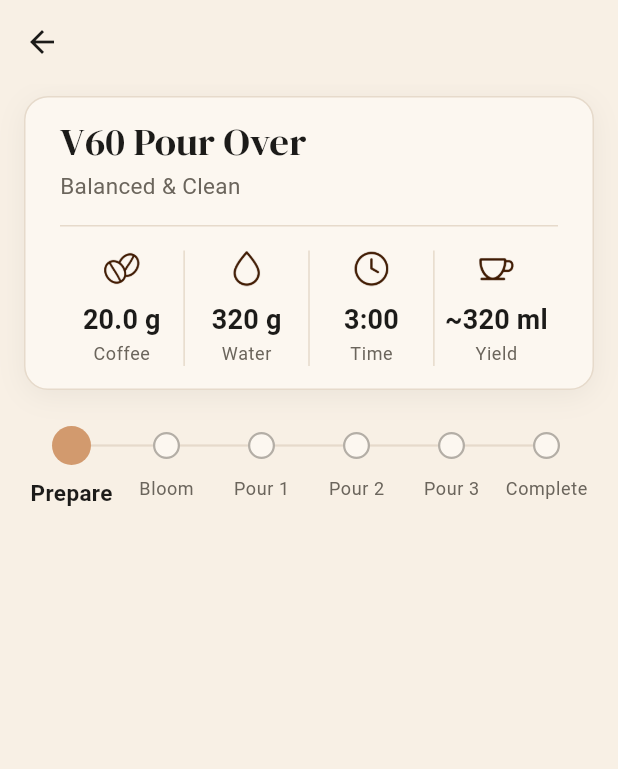
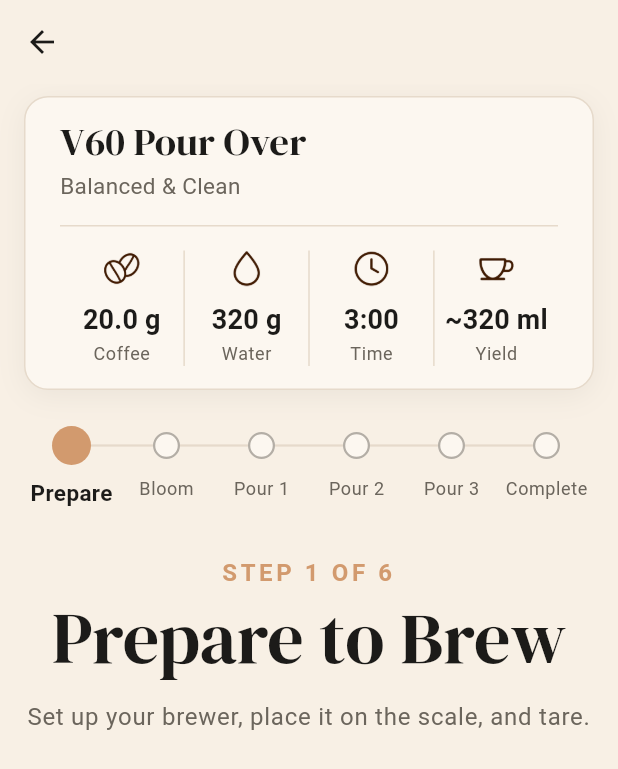
Before and after one commit to Toglefritz/cupward, a Flutter app: the screen it shows after launch, after a tap on "Start a Brew", on a phone screen of 412 x 824 dp. Shown: the top 769 px of the screen. Run offline on Flutter 3.47's test engine with Material 3 defaults, Android fonts, the phone set to English and light mode, and no system bars; our stand-ins replace firebase_core, material_ui, plugin_platform_interface; missing offline and left inert: dart:js_interop, firebase_app_check, firebase_core_web, flutter_splendid_ble; accounts and stored records are empty; generated files the repository leaves out were written again.

Commit message:
Added brew step titles and descriptions

```diff
--- a/cupward_app/lib/l10n/app_en.arb
+++ b/cupward_app/lib/l10n/app_en.arb
@@ -82,5 +82,57 @@
         "description": "The name of the current phase"
       }
     }
+  },
+  "brewStepCount": "STEP {current} OF {total}",
+  "@brewStepCount": {
+    "description": "Small, spaced capital label above the current step's title on the brewing screen, such as \"STEP 1 OF 6\". Written in capitals here because the design shows it that way.",
+    "placeholders": {
+      "current": {
+        "type": "int",
+        "description": "The position of the current step, starting at 1"
+      },
+      "total": {
+        "type": "int",
+        "description": "The number of steps in the brew"
+      }
+    }
+  },
+  "brewStepTitlePrepare": "Prepare to Brew",
+  "@brewStepTitlePrepare": {
+    "description": "Large title of the setup step of a brew"
+  },
+  "brewStepTitleBloom": "Bloom",
+  "@brewStepTitleBloom": {
+    "description": "Large title of the bloom step, the first small pour that wets the coffee grounds"
+  },
+  "brewStepTitlePour": "Pour {number}",
+  "@brewStepTitlePour": {
+    "description": "Large title of one of a recipe's pours, numbered in order, such as \"Pour 2\"",
+    "placeholders": {
+      "number": {
+        "type": "int",
+        "description": "The position of the pour among the recipe's pours, starting at 1"
+      }
+    }
+  },
+  "brewStepTitleComplete": "Enjoy Your Coffee",
+  "@brewStepTitleComplete": {
+    "description": "Large title of the final step of a brew, after the water has drained through"
+  },
+  "brewStepInstructionsPrepare": "Set up your brewer, place it on the scale, and tare.",
+  "@brewStepInstructionsPrepare": {
+    "description": "Short reminder under the title of the setup step. Kept brief because the user is brewing and has done it before."
+  },
+  "brewStepInstructionsBloom": "Wet all the grounds with a little water, then let them rest.",
+  "@brewStepInstructionsBloom": {
+    "description": "Short reminder under the title of the bloom step"
+  },
+  "brewStepInstructionsPour": "Pour slowly and evenly to the next target.",
+  "@brewStepInstructionsPour": {
+    "description": "Short reminder under the title of each pour step"
+  },
+  "brewStepInstructionsComplete": "Let it finish draining, then swirl and serve.",
+  "@brewStepInstructionsComplete": {
+    "description": "Short reminder under the title of the final step of a brew"
   }
 }
--- a/cupward_app/lib/l10n/app_localizations.dart
+++ b/cupward_app/lib/l10n/app_localizations.dart
@@ -169,6 +169,60 @@ abstract class AppLocalizations {
   /// In en, this message translates to:
   /// **'Step {current} of {total}, {phase}'**
   String brewPhaseProgress(int current, int total, String phase);
+
+  /// Small, spaced capital label above the current step's title on the brewing screen, such as "STEP 1 OF 6". Written in capitals here because the design shows it that way.
+  ///
+  /// In en, this message translates to:
+  /// **'STEP {current} OF {total}'**
+  String brewStepCount(int current, int total);
+
+  /// Large title of the setup step of a brew
+  ///
+  /// In en, this message translates to:
+  /// **'Prepare to Brew'**
+  String get brewStepTitlePrepare;
+
+  /// Large title of the bloom step, the first small pour that wets the coffee grounds
+  ///
+  /// In en, this message translates to:
+  /// **'Bloom'**
+  String get brewStepTitleBloom;
+
+  /// Large title of one of a recipe's pours, numbered in order, such as "Pour 2"
+  ///
+  /// In en, this message translates to:
+  /// **'Pour {number}'**
+  String brewStepTitlePour(int number);
+
+  /// Large title of the final step of a brew, after the water has drained through
+  ///
+  /// In en, this message translates to:
+  /// **'Enjoy Your Coffee'**
+  String get brewStepTitleComplete;
+
+  /// Short reminder under the title of the setup step. Kept brief because the user is brewing and has done it before.
+  ///
+  /// In en, this message translates to:
+  /// **'Set up your brewer, place it on the scale, and tare.'**
+  String get brewStepInstructionsPrepare;
+
+  /// Short reminder under the title of the bloom step
+  ///
+  /// In en, this message translates to:
+  /// **'Wet all the grounds with a little water, then let them rest.'**
+  String get brewStepInstructionsBloom;
+
+  /// Short reminder under the title of each pour step
+  ///
+  /// In en, this message translates to:
+  /// **'Pour slowly and evenly to the next target.'**
+  String get brewStepInstructionsPour;
+
+  /// Short reminder under the title of the final step of a brew
+  ///
+  /// In en, this message translates to:
+  /// **'Let it finish draining, then swirl and serve.'**
+  String get brewStepInstructionsComplete;
 }
 
 class _AppLocalizationsDelegate extends LocalizationsDelegate<AppLocalizations> {
--- a/cupward_app/lib/l10n/app_localizations_en.dart
+++ b/cupward_app/lib/l10n/app_localizations_en.dart
@@ -56,4 +56,35 @@ class AppLocalizationsEn extends AppLocalizations {
   String brewPhaseProgress(int current, int total, String phase) {
     return 'Step $current of $total, $phase';
   }
+
+  @override
+  String brewStepCount(int current, int total) {
+    return 'STEP $current OF $total';
+  }
+
+  @override
+  String get brewStepTitlePrepare => 'Prepare to Brew';
+
+  @override
+  String get brewStepTitleBloom => 'Bloom';
+
+  @override
+  String brewStepTitlePour(int number) {
+    return 'Pour $number';
+  }
+
+  @override
+  String get brewStepTitleComplete => 'Enjoy Your Coffee';
+
+  @override
+  String get brewStepInstructionsPrepare => 'Set up your brewer, place it on the scale, and tare.';
+
+  @override
+  String get brewStepInstructionsBloom => 'Wet all the grounds with a little water, then let them rest.';
+
+  @override
+  String get brewStepInstructionsPour => 'Pour slowly and evenly to the next target.';
+
+  @override
+  String get brewStepInstructionsComplete => 'Let it finish draining, then swirl and serve.';
 }
--- a/cupward_app/lib/screens/brew/brew_view.dart
+++ b/cupward_app/lib/screens/brew/brew_view.dart
@@ -3,12 +3,13 @@ import 'package:material_ui/material_ui.dart';
 import '../../theme/insets.dart';
 import 'brew_controller.dart';
 import 'components/brew_phase_indicator.dart';
+import 'components/brew_step_heading.dart';
 import 'components/recipe_summary_card.dart';
 
 /// Layout for the brewing screen. Contains no logic.
 ///
 /// The recipe summary card sits at the top of a content column of limited width, below an app bar with a back button,
-/// and the phase indicator follows it.
+/// and the phase indicator and the current step's heading follow it.
 class BrewView extends StatelessWidget {
   /// Creates the view for [state].
   const BrewView(this.state, {super.key});
@@ -36,6 +37,10 @@ class BrewView extends StatelessWidget {
                   padding: const EdgeInsets.only(top: Insets.medium),
                   child: BrewPhaseIndicator(phases: state.recipe.phases, currentIndex: state.currentPhaseIndex),
                 ),
+                Padding(
+                  padding: const EdgeInsets.only(top: Insets.large),
+                  child: BrewStepHeading(phases: state.recipe.phases, currentIndex: state.currentPhaseIndex),
+                ),
               ],
             ),
           ),
--- a/cupward_app/lib/screens/brew/components/brew_phase_labels.dart
+++ b/cupward_app/lib/screens/brew/components/brew_phase_labels.dart
@@ -2,12 +2,16 @@ import '../../../l10n/app_localizations.dart';
 import '../../../models/recipes/brew_phase.dart';
 import '../../../models/recipes/brew_phase_kind.dart';
 
-/// Names the phases of a brew for display, such as "Bloom" or "Pour 2".
+/// The display text for the phases of a brew: short names for the phase indicator, and a title and brief instructions
+/// for the current step.
 ///
-/// Names come from each phase's kind and are localized, so recipes do not store display text for their phases. A pour
-/// is numbered by its position among the recipe's pours, which is why the whole list of phases is needed.
+/// The text comes from each phase's kind and is localized, so recipes do not store display text for their phases. A
+/// pour is numbered by its position among the recipe's pours, which is why the whole list of phases is needed.
+///
+/// Instructions are deliberately one short sentence. The user is in the middle of brewing and has usually brewed
+/// before, so they serve as a reminder rather than a lesson.
 abstract final class BrewPhaseLabels {
-  /// Returns the display name of the phase at [index] in [phases].
+  /// Returns the short name of the phase at [index] in [phases], as shown in the phase indicator, such as "Pour 2".
   static String labelFor(List<BrewPhase> phases, int index, AppLocalizations strings) {
     switch (phases[index].kind) {
       case BrewPhaseKind.prepare:
@@ -15,12 +19,43 @@ abstract final class BrewPhaseLabels {
       case BrewPhaseKind.bloom:
         return strings.brewPhaseBloom;
       case BrewPhaseKind.pour:
-        final int pourNumber =
-            phases.take(index + 1).where((BrewPhase phase) => phase.kind == BrewPhaseKind.pour).length;
-
-        return strings.brewPhasePour(pourNumber);
+        return strings.brewPhasePour(pourNumber(phases, index));
       case BrewPhaseKind.complete:
         return strings.brewPhaseComplete;
     }
   }
+
+  /// Returns the large title of the phase at [index] in [phases], such as "Prepare to Brew".
+  static String titleFor(List<BrewPhase> phases, int index, AppLocalizations strings) {
+    switch (phases[index].kind) {
+      case BrewPhaseKind.prepare:
+        return strings.brewStepTitlePrepare;
+      case BrewPhaseKind.bloom:
+        return strings.brewStepTitleBloom;
+      case BrewPhaseKind.pour:
+        return strings.brewStepTitlePour(pourNumber(phases, index));
+      case BrewPhaseKind.complete:
+        return strings.brewStepTitleComplete;
+    }
+  }
+
+  /// Returns the brief instructions for the phase at [index] in [phases].
+  static String instructionsFor(List<BrewPhase> phases, int index, AppLocalizations strings) {
+    switch (phases[index].kind) {
+      case BrewPhaseKind.prepare:
+        return strings.brewStepInstructionsPrepare;
+      case BrewPhaseKind.bloom:
+        return strings.brewStepInstructionsBloom;
+      case BrewPhaseKind.pour:
+        return strings.brewStepInstructionsPour;
+      case BrewPhaseKind.complete:
+        return strings.brewStepInstructionsComplete;
+    }
+  }
+
+  /// Returns the position of the pour at [index] among the pours in [phases], starting at 1.
+  ///
+  /// Only pours are counted, so a bloom before the first pour does not shift the numbers.
+  static int pourNumber(List<BrewPhase> phases, int index) =>
+      phases.take(index + 1).where((BrewPhase phase) => phase.kind == BrewPhaseKind.pour).length;
 }
--- /dev/null
+++ b/cupward_app/lib/screens/brew/components/brew_step_heading.dart
@@ -0,0 +1,72 @@
+import 'package:material_ui/material_ui.dart';
+
+import '../../../l10n/app_localizations.dart';
+import '../../../models/recipes/brew_phase.dart';
+import '../../../theme/context_theme_extension.dart';
+import '../../../theme/insets.dart';
+import 'brew_phase_labels.dart';
+
+/// The text for the current step of a brew: a count such as "STEP 1 OF 6", a large serif title, and a one-sentence
+/// reminder of what to do.
+///
+/// The three lines are centered. The count uses the spaced label style in the copper accent, the title uses the
+/// theme's screen-title style, and the instructions use running text in the secondary ink color. The title is marked
+/// as a heading for screen readers. The count repeats what the phase indicator already announces, so it is left out of
+/// the announcement.
+class BrewStepHeading extends StatelessWidget {
+  /// Creates the heading for the phase at [currentIndex] in [phases].
+  const BrewStepHeading({required this.phases, required this.currentIndex, super.key});
+
+  /// The phases of the brew, in order.
+  final List<BrewPhase> phases;
+
+  /// The position of the current phase in [phases].
+  final int currentIndex;
+
+  /// The widest the instructions grow, so that they wrap into short lines on wide screens instead of one long one.
+  static const double _maxInstructionsWidth = 440;
+
+  @override
+  Widget build(BuildContext context) {
+    final ThemeData theme = context.theme;
+    final AppLocalizations strings = AppLocalizations.of(context)!;
+
+    return Column(
+      children: <Widget>[
+        ExcludeSemantics(
+          child: Text(
+            strings.brewStepCount(currentIndex + 1, phases.length),
+            textAlign: TextAlign.center,
+            style: theme.textTheme.labelMedium?.copyWith(
+              color: context.cupwardColors.accent,
+              fontWeight: FontWeight.w600,
+              letterSpacing: 2.4,
+            ),
+          ),
+        ),
+        Padding(
+          padding: const EdgeInsets.only(top: Insets.xSmall),
+          child: Semantics(
+            header: true,
+            child: Text(
+              BrewPhaseLabels.titleFor(phases, currentIndex, strings),
+              textAlign: TextAlign.center,
+              style: theme.textTheme.headlineLarge,
+            ),
+          ),
+        ),
+        Padding(
+          padding: const EdgeInsets.only(top: Insets.small),
+          child: ConstrainedBox(
+            constraints: const BoxConstraints(maxWidth: _maxInstructionsWidth),
+            child: Text(
+              BrewPhaseLabels.instructionsFor(phases, currentIndex, strings),
+              textAlign: TextAlign.center,
+              style: theme.textTheme.bodyLarge?.copyWith(color: theme.colorScheme.onSurfaceVariant, height: 1.4),
+            ),
+          ),
+        ),
+      ],
+    );
+  }
+}
```
Also changed, not shown: 1 other file.
